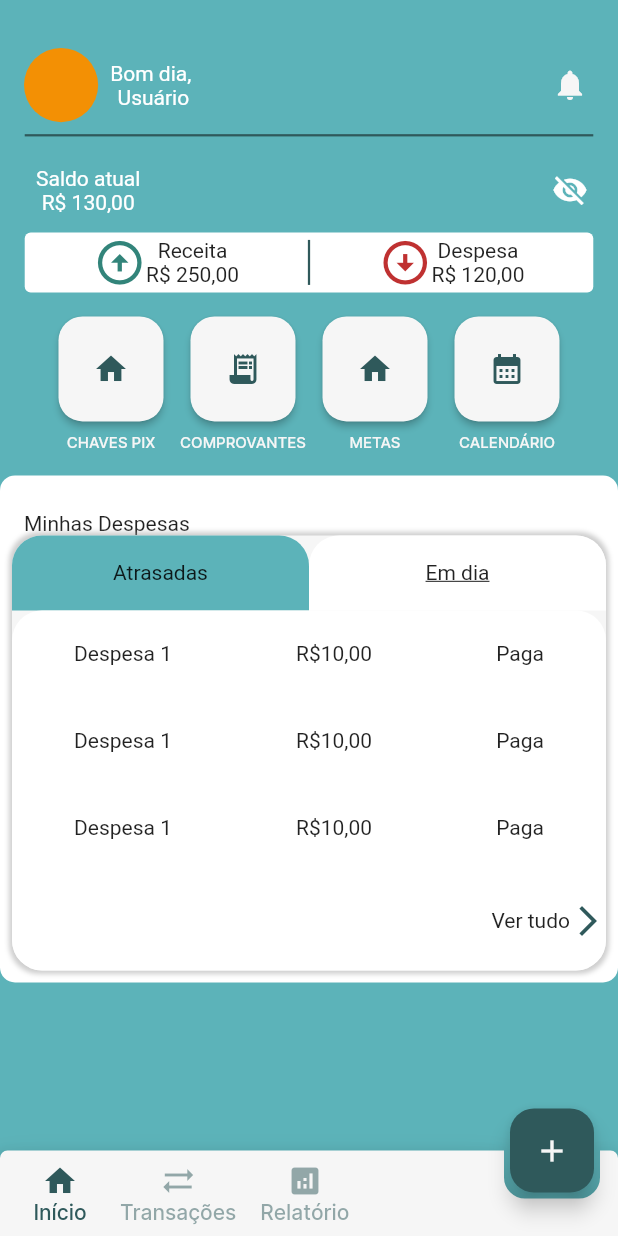
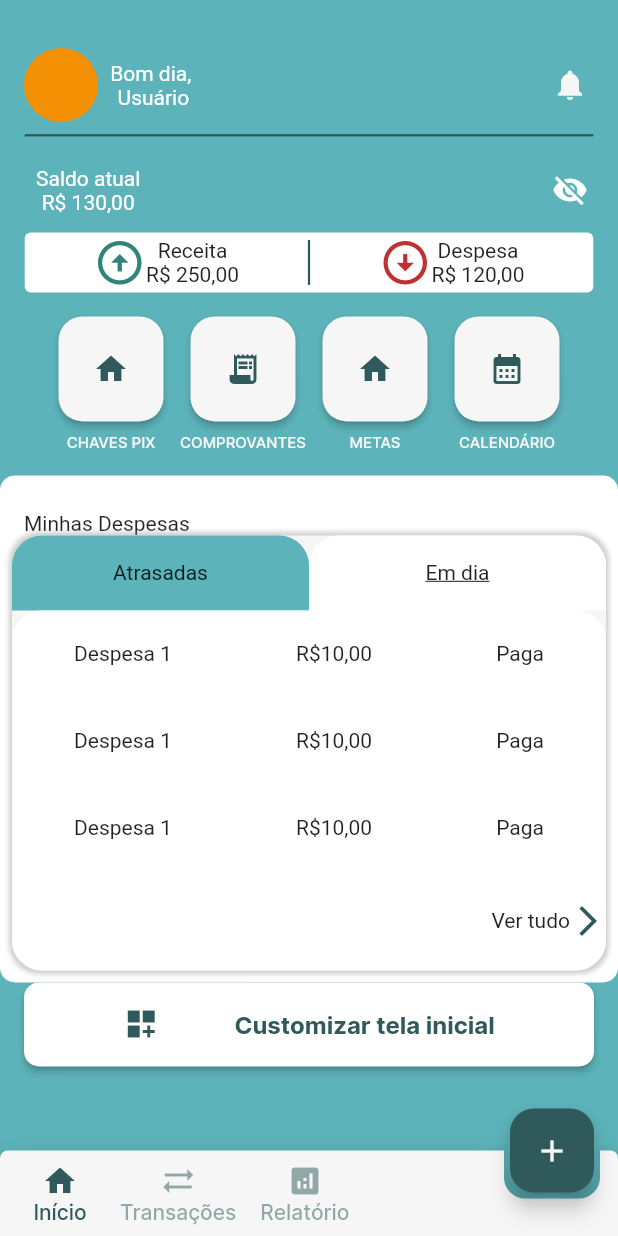
Before and after one commit to proz-tecnologia/PIT01GP07, a Flutter app: the screen it shows after launch, on a phone screen of 412 x 824 dp. Run offline on Flutter 3.47's test engine with Material 2 defaults, Android fonts, the phone set to English and light mode, and no system bars; our stand-ins replace google_fonts; Roboto replaces fonts that are missing (Inder).

Commit message:
feat: Added Custumized Home button

```diff
--- a/lib/pages/homescreen/homescreen.dart
+++ b/lib/pages/homescreen/homescreen.dart
@@ -2,6 +2,7 @@ import 'package:flutter/material.dart';
 import 'package:pit01gp07/widgets/cards_container/cards_container.dart';
 import 'package:pit01gp07/widgets/revenue_expense_bar/revenue_expense_bar.dart';
 import '../../widgets/bottom_bar/tabBar.dart';
+import '../../widgets/elevatedbuttom_customizehome/elevatedbuttom_customizehome.dart';
 import '../../widgets/fab/fab.dart';
 import '../../widgets/option_cards/optionsCards.dart';
 import '../../widgets/profile_bar/profilebar.dart';
@@ -35,7 +36,8 @@ class _HomeScreenState extends State<HomeScreen> {
             SizedBox(
               height: 16.0,
             ),
-            CardsContainer()
+            CardsContainer(),
+            customizehomebutton(),
           ],
         ),
       ),
--- /dev/null
+++ b/lib/widgets/elevatedbuttom_customizehome/elevatedbuttom_customizehome.dart
@@ -0,0 +1,36 @@
+import 'package:flutter/material.dart';
+
+Widget customizehomebutton () {
+  return Padding(
+    padding: const EdgeInsets.only(left:16.0,right:16),
+    child: ElevatedButton(
+      onPressed: () {},
+  style: ElevatedButton.styleFrom(
+    padding: const EdgeInsets.all(16.0),
+  shape: RoundedRectangleBorder(
+  borderRadius: BorderRadius.circular(10.0)
+  ),
+    backgroundColor: const Color (0XFFFFFFFF),
+    foregroundColor: const Color (0xFF2F595B),),
+
+        child: Row(
+          mainAxisAlignment: MainAxisAlignment.spaceEvenly,
+          children: const [
+            Icon(
+              Icons.dashboard_customize,
+              color:  Color (0xFF2F595B),
+            ),
+            Text(
+              "Customizar tela inicial",
+              style: TextStyle(
+                fontFamily:'Inter',
+                fontWeight:FontWeight.w700,
+                fontSize: 16,
+                color: Color (0xFF2F595B),
+              ),
+            ),
+          ],
+        ),
+     ),
+  );
+}
```
